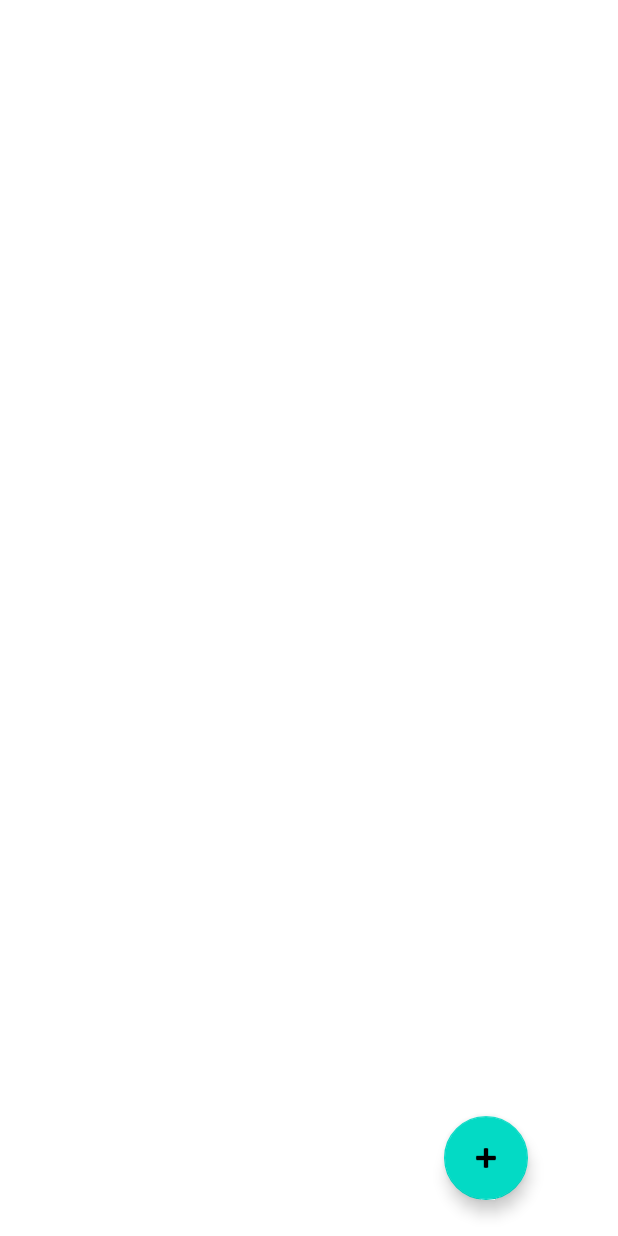
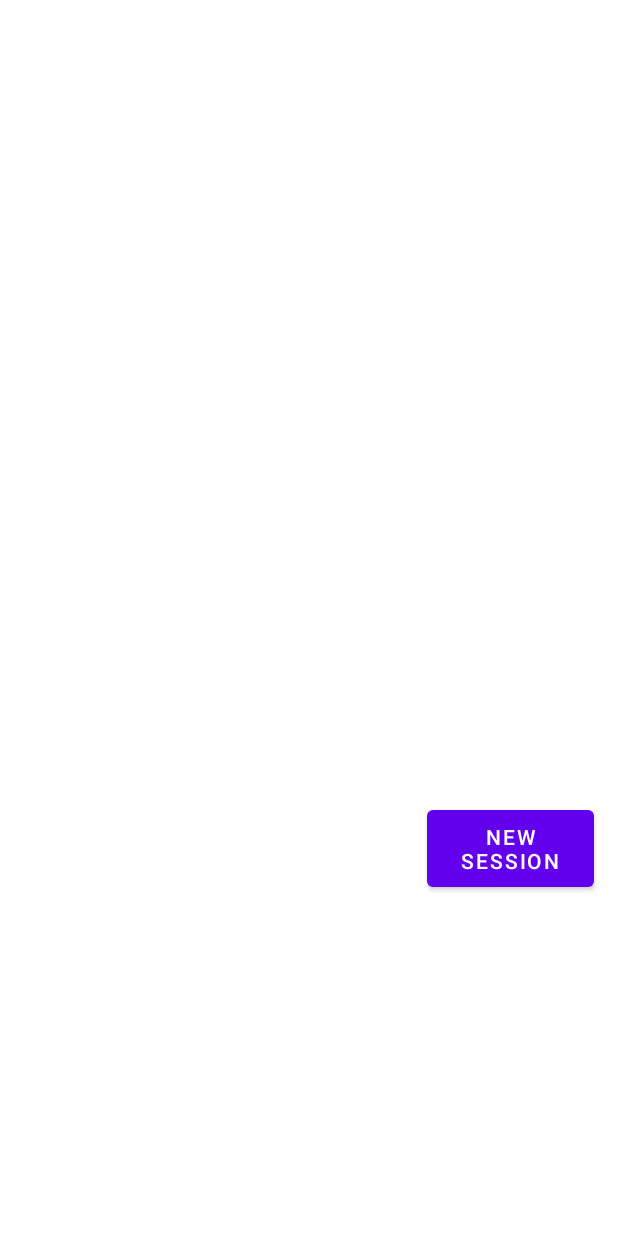
Before and after one commit to Rostin11/uek-dont-distract, an Android app: the layout activity_main.xml on its own in the app's theme, with its tools: preview values and no code run, on a phone screen of 412 x 824 dp. Run offline under Robolectric (Android 15) with nearby library versions, the phone set to English and light mode, and no system bars.

Commit message:
Revert "Refactor Button 'New Session'"
This reverts commit 8ad455aac29faa90d40d98b305a3e9b3a4578fb0.

```diff
--- a/app/build.gradle
+++ b/app/build.gradle
@@ -36,9 +36,6 @@ android {
     kotlinOptions {
         jvmTarget = '1.8'
     }
-    buildFeatures {
-        viewBinding true
-    }
 }
 
 dependencies {
@@ -47,8 +44,6 @@ dependencies {
     implementation 'androidx.appcompat:appcompat:1.3.1'
     implementation 'com.google.android.material:material:1.4.0'
     implementation 'androidx.constraintlayout:constraintlayout:2.1.2'
-    implementation 'androidx.navigation:navigation-fragment-ktx:2.3.5'
-    implementation 'androidx.navigation:navigation-ui-ktx:2.3.5'
     testImplementation 'junit:junit:4.+'
     androidTestImplementation 'androidx.test.ext:junit:1.1.3'
     androidTestImplementation 'androidx.test.espresso:espresso-core:3.4.0'
--- a/app/src/main/res/layout/activity_main.xml
+++ b/app/src/main/res/layout/activity_main.xml
@@ -6,6 +6,16 @@
     android:layout_height="match_parent"
     tools:context=".MainActivity">
 
+    <Button
+        android:id="@+id/button"
+        android:layout_width="111dp"
+        android:layout_height="63dp"
+        android:layout_marginTop="16dp"
+        android:layout_marginEnd="16dp"
+        android:onClick="addWorkingSession"
+        android:text="New Session"
+        app:layout_constraintEnd_toEndOf="parent"
+        app:layout_constraintTop_toBottomOf="@+id/sessionsOverview" />
 
     <LinearLayout
         android:id="@+id/sessionsOverview"
@@ -17,20 +27,6 @@
         android:orientation="vertical"
         app:layout_constraintEnd_toEndOf="parent"
         app:layout_constraintStart_toStartOf="parent"
-        app:layout_constraintTop_toTopOf="parent">
-
-    </LinearLayout>
-
-    <com.google.android.material.floatingactionbutton.FloatingActionButton
-        android:id="@+id/addSession"
-        android:layout_width="wrap_content"
-        android:layout_height="wrap_content"
-        android:layout_gravity="bottom|end"
-        android:layout_marginEnd="60dp"
-        android:layout_marginBottom="24dp"
-        android:onClick="addWorkingSession"
-        app:layout_constraintBottom_toBottomOf="parent"
-        app:layout_constraintEnd_toEndOf="parent"
-        app:srcCompat="@android:drawable/ic_input_add" />
+        app:layout_constraintTop_toTopOf="parent"></LinearLayout>
 
 </androidx.constraintlayout.widget.ConstraintLayout>
```
Also changed, not shown: app/src/main/res/values/strings.xml (+0 -9 lines), app/src/main/res/values/themes.xml (+0 -9 lines).
